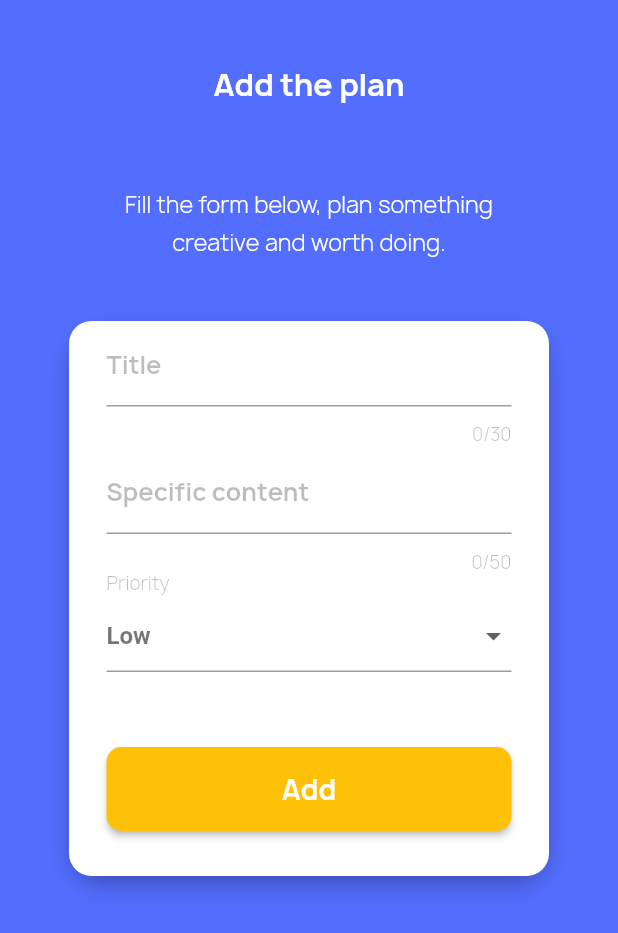
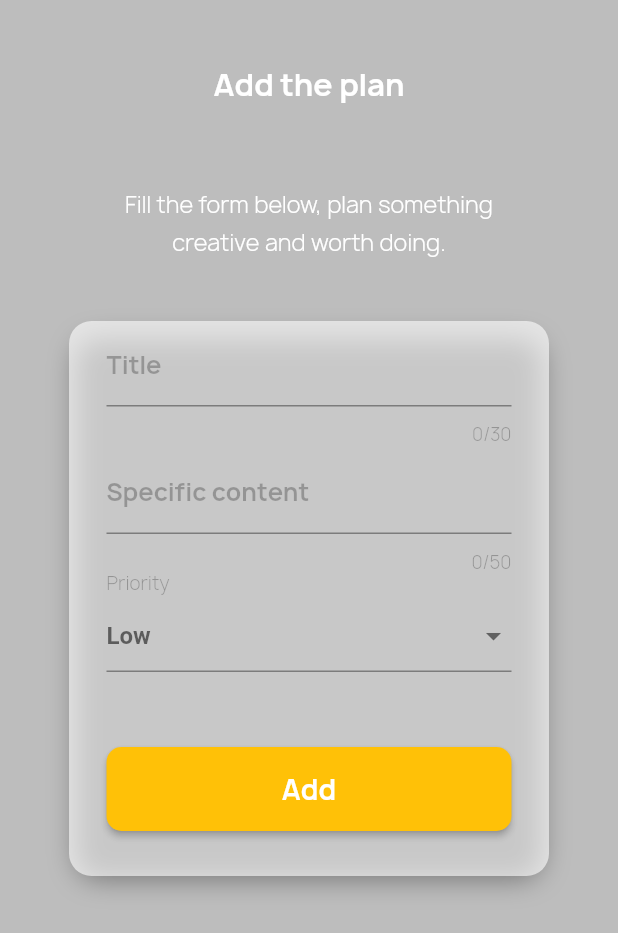
Before and after one commit to abdullahwale/todo_app_simple, a Flutter app: the screen it shows after launch, after a tap on the "add" icon, on a phone screen of 412 x 824 dp. Shown: the top 933 px of the screen. Run offline on Flutter 3.47's test engine with Material 2 defaults, Android fonts, the phone set to English and light mode, and no system bars; our stand-ins replace sqflite; accounts and stored records are empty; statements that could not run were skipped.

Commit message:
Full Edited

```diff
--- a/lib/screens/tododetail.dart
+++ b/lib/screens/tododetail.dart
@@ -41,7 +41,7 @@ class TodoDetailState extends State<TodoDetail> {
 
     return Scaffold(
       resizeToAvoidBottomPadding: false,
-      backgroundColor: Colors.indigoAccent,
+      backgroundColor: Colors.black26,
       body: Padding(
         padding: const EdgeInsets.fromLTRB(20.0, 40.0, 20.0, 0.0),
         child: Column(
@@ -73,7 +73,7 @@ class TodoDetailState extends State<TodoDetail> {
               margin: EdgeInsets.symmetric(vertical: 30.0),
               decoration: BoxDecoration(
                 borderRadius: BorderRadius.circular(15.0),
-                color: Colors.white,
+                color: Colors.white60,
                 boxShadow: [
                   BoxShadow(
                       color: Colors.black38,
--- a/lib/screens/todolist.dart
+++ b/lib/screens/todolist.dart
@@ -19,7 +19,8 @@ class TodoListState extends State {
       getData();
     }
     return Scaffold(
-      backgroundColor: Color.fromARGB(255, 246, 246, 246),
+      backgroundColor: Colors.black87,
+      //Color.fromARGB(255, 246, 246, 246),
       body: Padding(
         padding: const EdgeInsets.only(left: 8.0, right: 8.0),
         child: todoListItems(),
@@ -29,9 +30,9 @@ class TodoListState extends State {
             navigateToDetail(Todo('', 3, ''));
           },
           tooltip: "Add new Todo",
-          child: new Icon(
+          child: Icon(
             Icons.add,
-            size: 35.0,
+            size: 45.0,
           )),
       floatingActionButtonLocation: FloatingActionButtonLocation.centerFloat,
     );
--- a/lib/ui/simple_app_bar.dart
+++ b/lib/ui/simple_app_bar.dart
@@ -2,7 +2,7 @@ import 'package:flutter/material.dart';
 
 class SimpleAppBar extends StatelessWidget {
   final String title;
-  final double barHeight = 56.0;
+  final double barHeight = 45.0;
 
   SimpleAppBar(this.title);
 
@@ -23,7 +23,7 @@ class SimpleAppBar extends StatelessWidget {
           style: TextStyle(
               color: Colors.black54,
               fontFamily: 'Manrope',
-              fontWeight: FontWeight.w500,
+              fontWeight: FontWeight.bold,
               fontSize: 26.0),
         ),
       ),
```
Also changed, not shown: 1 other file.
